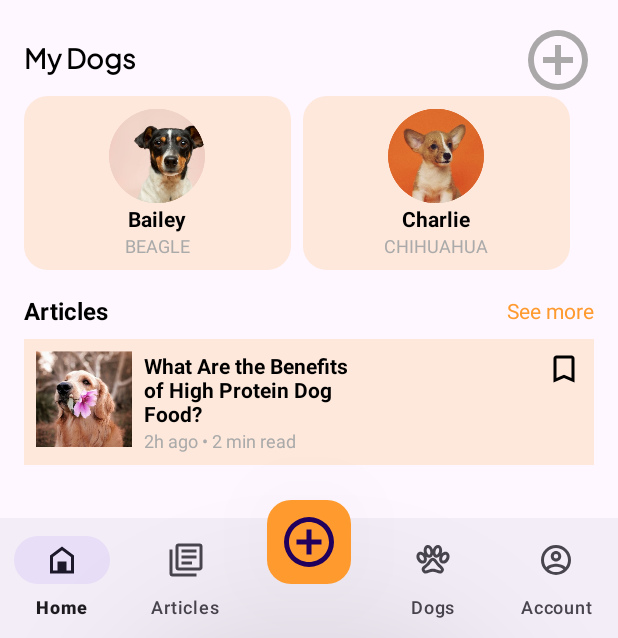
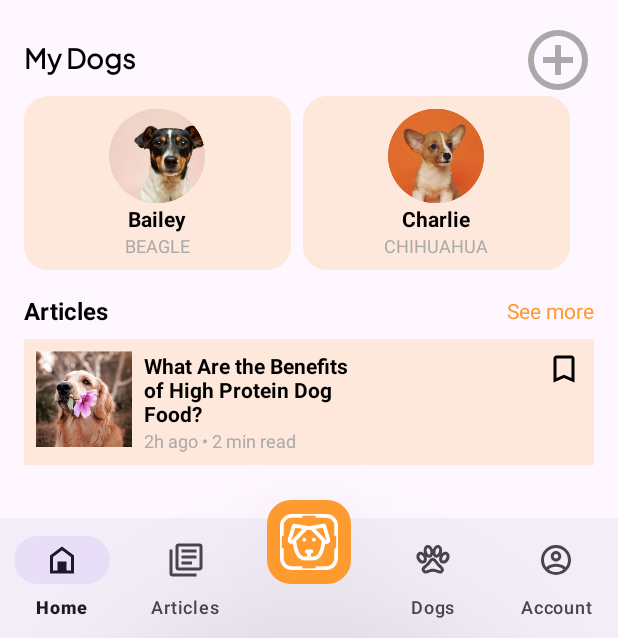
Before and after one commit to Carepet-ID/carepet-id-android, an Android app: the DashboardActivity screen opened directly, with no data from a screen before it, on a phone screen of 412 x 824 dp, the part 598-1236 px from its top. Run offline under Robolectric (Android 15) with nearby library versions, the phone set to English and light mode, and no system bars.

Commit message:
Memperbaiki ui activity_dashboard

```diff
--- /dev/null
+++ b/app/src/main/res/drawable/dog_scan.xml
@@ -0,0 +1,71 @@
+<vector xmlns:android="http://schemas.android.com/apk/res/android"
+    android:width="32dp"
+    android:height="30dp"
+    android:viewportWidth="32"
+    android:viewportHeight="30">
+  <group>
+    <clip-path
+        android:pathData="M0.5,0h31v30h-31z"/>
+    <path
+        android:pathData="M1.5,19.375H0.5V10.625H1.5V6.25C1.5,3.381 3.913,1 6.958,1H11.479V0H20.521V1H25.042C28.087,1 30.5,3.381 30.5,6.25V10.625H31.5V19.375H30.5V23.75C30.5,26.619 28.087,29 25.042,29H20.521V30H11.479V29H6.958C3.913,29 1.5,26.619 1.5,23.75V19.375Z"
+        android:strokeWidth="2"
+        android:fillColor="#00000000"
+        android:strokeColor="#ffffff"/>
+    <path
+        android:pathData="M14.708,7.5H17.292"
+        android:strokeLineJoin="round"
+        android:strokeWidth="2"
+        android:fillColor="#00000000"
+        android:strokeColor="#ffffff"
+        android:strokeLineCap="round"/>
+    <path
+        android:pathData="M23.75,15C23.011,20.833 21.167,23.75 18.214,23.75H13.786C10.833,23.75 8.988,20.833 8.25,15"
+        android:strokeLineJoin="round"
+        android:strokeWidth="2"
+        android:fillColor="#00000000"
+        android:strokeColor="#ffffff"
+        android:strokeLineCap="round"/>
+    <path
+        android:pathData="M14.708,20C14.708,20 15.139,20 16,20C16.862,20 17.292,20 17.292,20H14.708Z"
+        android:strokeLineJoin="round"
+        android:strokeWidth="2"
+        android:fillColor="#00000000"
+        android:strokeColor="#ffffff"
+        android:strokeLineCap="round"/>
+    <path
+        android:pathData="M16,21.25V23.75"
+        android:strokeLineJoin="round"
+        android:strokeWidth="2"
+        android:fillColor="#00000000"
+        android:strokeColor="#ffffff"
+        android:strokeLineCap="round"/>
+    <path
+        android:pathData="M13.417,13.75V13.762"
+        android:strokeLineJoin="round"
+        android:strokeWidth="2"
+        android:fillColor="#00000000"
+        android:strokeColor="#ffffff"
+        android:strokeLineCap="round"/>
+    <path
+        android:pathData="M18.583,13.75V13.762"
+        android:strokeLineJoin="round"
+        android:strokeWidth="2"
+        android:fillColor="#00000000"
+        android:strokeColor="#ffffff"
+        android:strokeLineCap="round"/>
+    <path
+        android:pathData="M7.927,6.25L14.708,7.311L7.658,14.626C7.46,14.841 7.183,14.974 6.886,14.997C6.589,15.019 6.294,14.93 6.064,14.747C5.908,14.624 5.79,14.461 5.725,14.276C5.659,14.092 5.649,13.894 5.694,13.704L7.927,6.25Z"
+        android:strokeLineJoin="round"
+        android:strokeWidth="2"
+        android:fillColor="#00000000"
+        android:strokeColor="#ffffff"
+        android:strokeLineCap="round"/>
+    <path
+        android:pathData="M24.073,6.25L17.292,7.311L24.342,14.626C24.747,15.072 25.46,15.127 25.936,14.748C26.092,14.625 26.21,14.461 26.275,14.277C26.34,14.092 26.351,13.894 26.306,13.704L24.073,6.25Z"
+        android:strokeLineJoin="round"
+        android:strokeWidth="2"
+        android:fillColor="#00000000"
+        android:strokeColor="#ffffff"
+        android:strokeLineCap="round"/>
+  </group>
+</vector>
--- a/app/src/main/res/layout/activity_dashboard.xml
+++ b/app/src/main/res/layout/activity_dashboard.xml
@@ -44,15 +44,17 @@
             android:id="@+id/fab"
             android:layout_width="wrap_content"
             android:layout_height="wrap_content"
-            android:src="@drawable/plus_circle_outline"
+            android:src="@drawable/dog_scan"
             android:layout_centerHorizontal="true"
             android:backgroundTint="@color/orange"
+            android:contentDescription="@string/keep_your_dog"
             android:elevation="6dp"
             app:maxImageSize="40dp"
             app:elevation="100dp"
             app:pressedTranslationZ="12dp"
             android:layout_alignTop="@id/bottomNavigationView"
-            android:layout_marginTop="-12dp"/>
+            android:layout_marginTop="-12dp"
+            app:tint="@null"/>
     </RelativeLayout>
 
     <com.google.android.material.navigation.NavigationView
```
